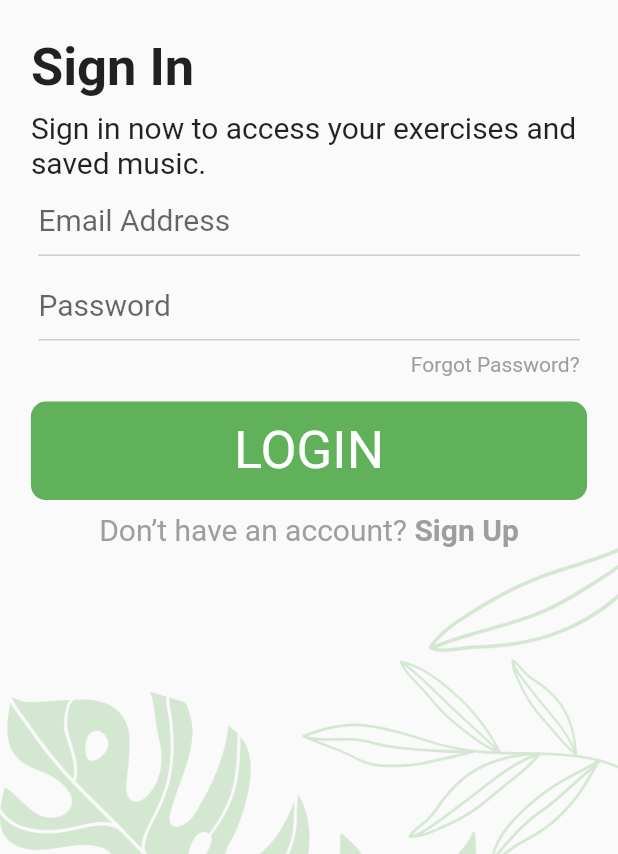
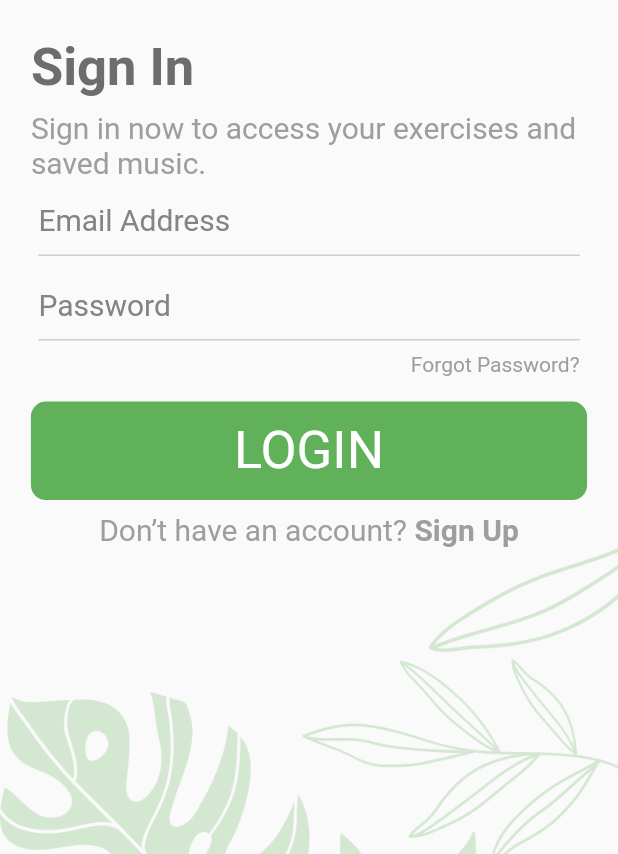
Before and after one commit to OS01GLADOS/Medic-App-Screens, a Flutter app: the screen it shows after launch, on a phone screen of 412 x 824 dp, the part 382-1236 px from its top. Run offline on Flutter 3.47's test engine with Material 2 defaults, Android fonts, the phone set to English and light mode, and no system bars; our stand-ins replace fl_chart.

Commit message:
finish refactoring of screens, now really

```diff
--- a/lib/screens/audio/list/audio_item_widget.dart
+++ b/lib/screens/audio/list/audio_item_widget.dart
@@ -40,7 +40,7 @@ class AudioItemWidget extends StatelessWidget{
               Text(title,
                 style: const TextStyle(
                     fontSize: 18,
-                    color: customTextGrey900Color
+                    color: customTextGrey700Color
                 ),
               ),
               const SizedBox(height: 8),
--- a/lib/screens/authentication/default_text_style.dart
+++ b/lib/screens/authentication/default_text_style.dart
@@ -1,7 +1,9 @@
 import 'package:flutter/material.dart';
+import 'package:medic_app_screens/colors.dart';
 
 import '../../constants.dart';
 
-const defaultTextStyle = TextStyle(
+TextStyle defaultTextStyle = TextStyle(
   fontSize: textSize,
+  color: customColorScheme.onSurface
 );
--- a/lib/screens/authentication/login_screen.dart
+++ b/lib/screens/authentication/login_screen.dart
@@ -2,6 +2,7 @@ import 'package:flutter/cupertino.dart';
 import 'package:flutter/material.dart';
 import 'package:medic_app_screens/colors.dart';
 import 'package:medic_app_screens/screens/authentication/button_bottom_text.dart';
+import 'package:medic_app_screens/screens/meditation/meditation_screen.dart';
 
 import '../../constants.dart';
 import 'button_widget.dart';
@@ -36,14 +37,15 @@ class LoginScreen extends StatelessWidget {
               const Text(
                 'Sign In',
                 style: TextStyle(
-                    fontSize: mainTextSize, fontWeight: FontWeight.bold),
+                  color: customTextGrey700Color,
+                    fontSize: mainTextSize,
+                    fontWeight: FontWeight.bold,
+                ),
               ),
               SizedBox(height: screen_height* 0.01),
               const Text(
                 'Sign in now to access your exercises and saved music.',
-                style: TextStyle(
-                  fontSize: textSize,
-                ),
+                style: defaultTextStyle
               ),
               SizedBox(height: screen_height* 0.0033),
               Padding(
```
Also changed, not shown: lib/screens/authentication/register_screen.dart (+6 -2 lines).
